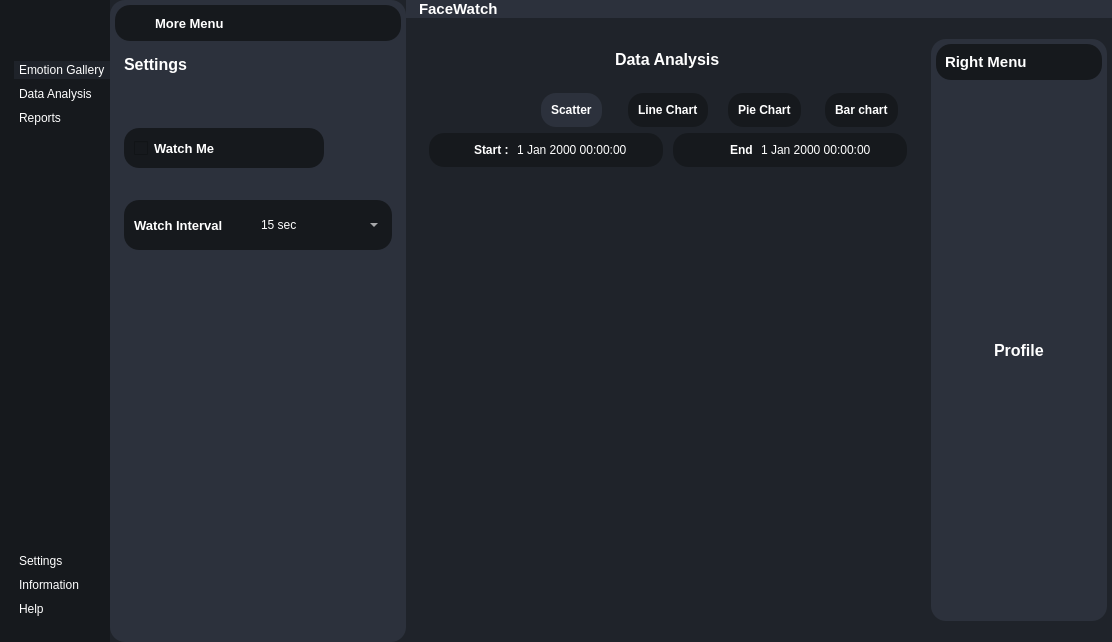
The window that GUI/interface.ui (noureisawy/facewatchdesktop) describes before a commit, drawn with Qt 5.
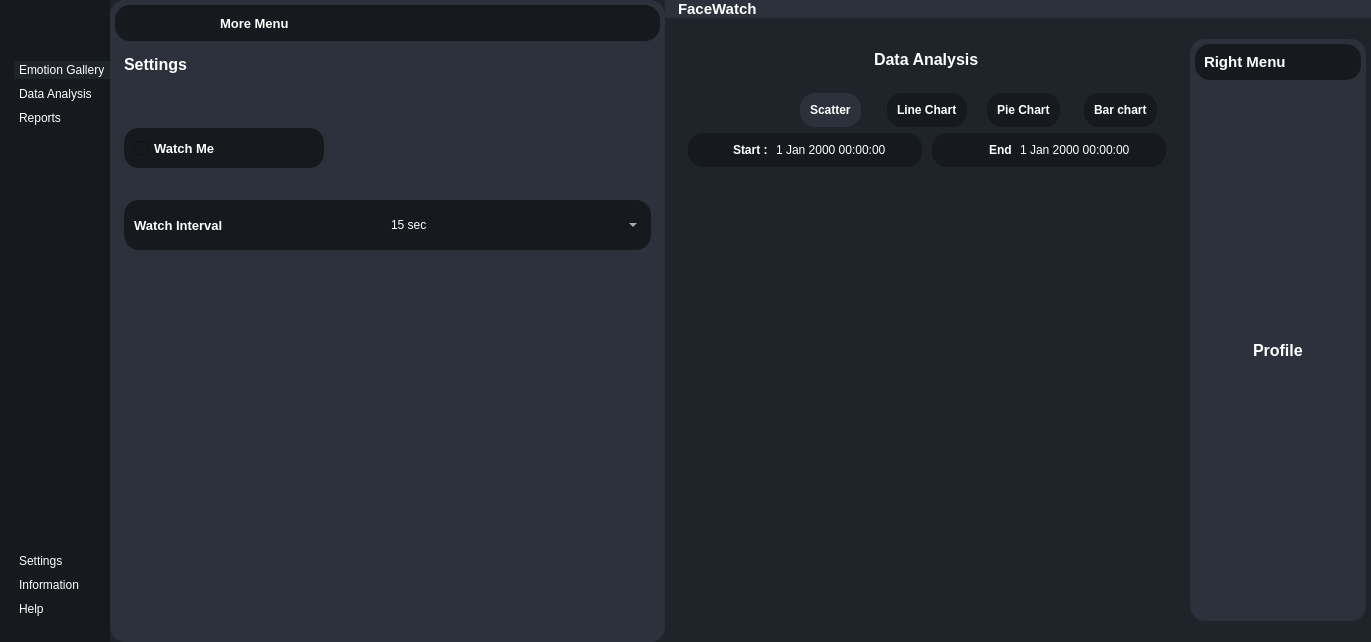
The same window after the commit. The open tabs and pages were chosen to show the change. Icons and pictures are not drawn. Custom widgets are drawn as their Qt base class.

The edit to the form file:
```diff
--- a/GUI/interface.ui
+++ b/GUI/interface.ui
@@ -6,7 +6,7 @@
    <rect>
     <x>0</x>
     <y>0</y>
-    <width>1112</width>
+    <width>1371</width>
     <height>642</height>
    </rect>
   </property>
```
Left out of the diff: 3 changed lines with no effect on the pictures.
